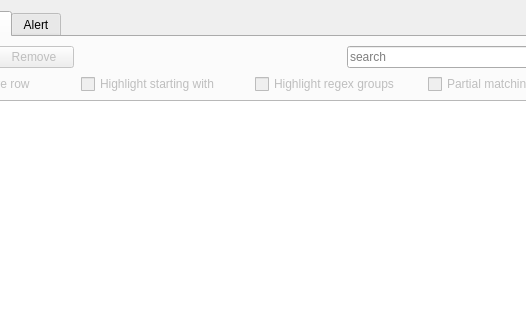
Qt form gui/text/highlight/highlightdialog.ui (matoom/frostbite) before a commit; both pictures show x 114 to 640 and y 0 to 320 of the 905 by 479 pixel window.
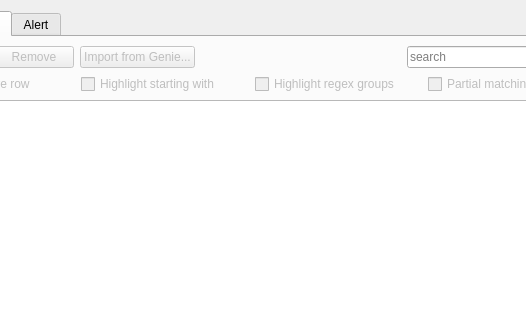
The same form after that commit. The open tabs and pages were chosen to show the change. Icons and pictures are not drawn.

Commit message:
Improved import highlights from Genie
1) Added button in Highlights Text tab to import from Genie
2) Moved GenieUtils to MainWindow to be accessible from
   another classes but CommandLine. Main window also
   subscribes to its signal directly
3) Improved parsing of Genie highlights.cfg entries.

Patch:
```diff
--- a/gui/text/highlight/highlightdialog.ui
+++ b/gui/text/highlight/highlightdialog.ui
@@ -280,6 +280,16 @@
              </property>
             </widget>
            </item>
+           <item>
+            <widget class="QPushButton" name="tImportGenie">
+             <property name="enabled">
+              <bool>false</bool>
+             </property>
+             <property name="text">
+              <string>Import from Genie...</string>
+             </property>
+            </widget>
+           </item>
            <item>
             <spacer name="horizontalSpacer_5">
              <property name="orientation">
```
The commit also changes 9 other files.
